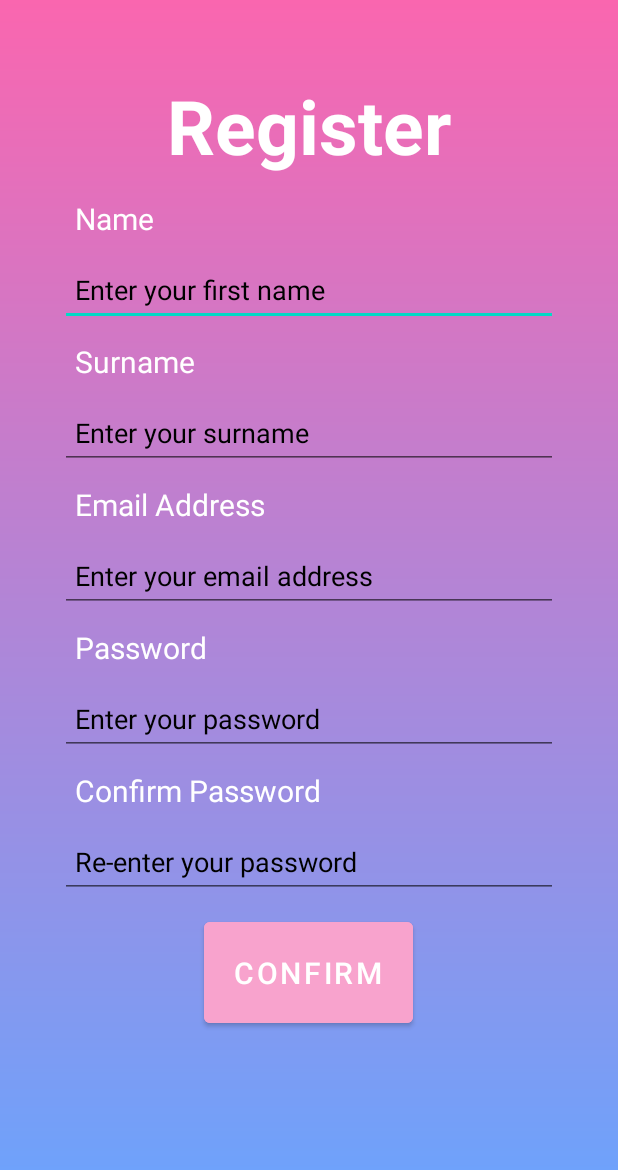
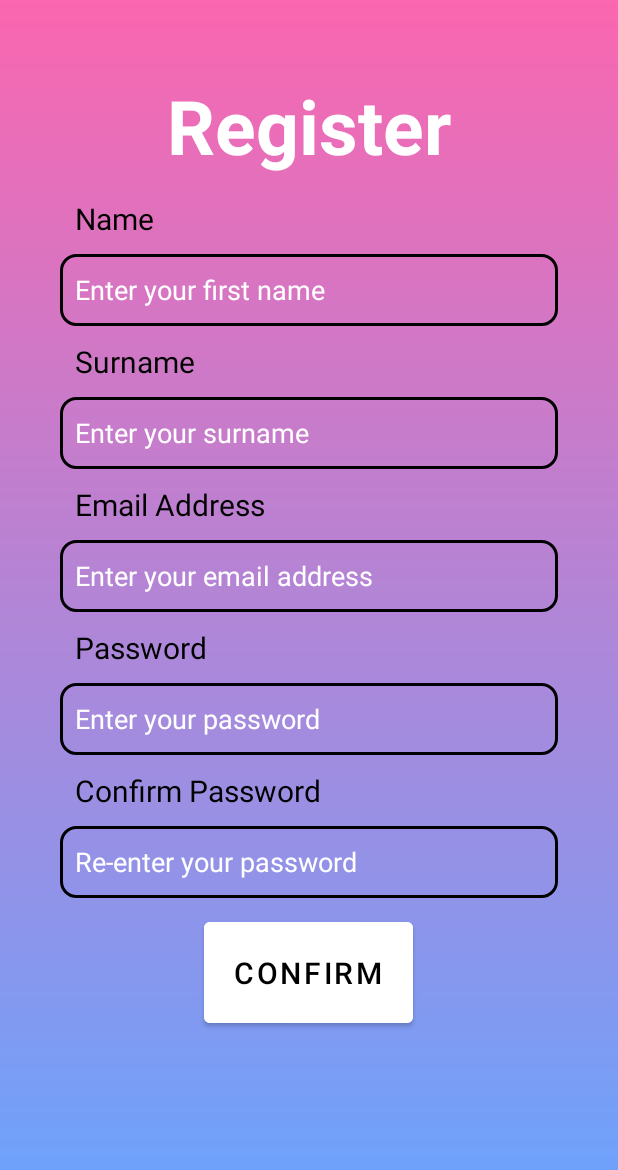
Before and after one commit to LucyZachos/The-Sustainable-Spoonful, an Android app: the RegisterActivity screen opened directly, with no data from a screen before it, on a phone screen of 412 x 824 dp. Shown: the top 1170 px of the screen. Run offline under Robolectric (Android 15) with nearby library versions, the phone set to English and light mode, and no system bars.

Commit message:
Changed the style and added the borders to register.

```diff
--- a/SustainableSpoonfulApp/app/src/main/java/com/example/sustainablespoonfulapp/DiscountActivity.java
+++ b/SustainableSpoonfulApp/app/src/main/java/com/example/sustainablespoonfulapp/DiscountActivity.java
@@ -1,4 +1,14 @@
 package com.example.sustainablespoonfulapp;
 
-public class DiscountActivity {
+import android.os.Bundle;
+
+import androidx.appcompat.app.AppCompatActivity;
+
+public class DiscountActivity extends AppCompatActivity {
+
+    @Override
+    protected void onCreate(Bundle savedInstanceState) {
+        super.onCreate(savedInstanceState);
+        setContentView(R.layout.activity_discount);
+    }
 }
--- a/SustainableSpoonfulApp/app/src/main/res/layout/activity_discount.xml
+++ b/SustainableSpoonfulApp/app/src/main/res/layout/activity_discount.xml
@@ -36,4 +36,19 @@
         android:textColor="@color/black"
         android:textSize="30sp"
         android:textStyle="bold" />
+
+    <!--Box 1: Checkers availability-->
+    <TextView
+        android:id="@+id/discounts_box_checkers"
+        android:layout_width="match_parent"
+        android:layout_height="wrap_content"
+        android:layout_marginStart="50sp"
+        android:layout_marginTop="150sp"
+        android:layout_marginEnd="50sp"
+        android:layout_marginBottom="50sp"
+        android:gravity="center"
+        android:text="@string/discount_subheading"
+        android:textColor="@color/black"
+        android:textSize="30sp"
+        android:textStyle="bold" />
 </RelativeLayout>
--- a/SustainableSpoonfulApp/app/src/main/res/layout/activity_register.xml
+++ b/SustainableSpoonfulApp/app/src/main/res/layout/activity_register.xml
@@ -30,11 +30,12 @@
         android:layout_width="wrap_content"
         android:layout_height="wrap_content"
         android:text="@string/register_name_label"
-        android:textColor="@color/white"
+        android:textColor="@color/black"
         android:textSize="20sp"
         android:padding="10sp"
         android:layout_marginStart="40sp"
-        android:layout_marginTop="-45sp"/>
+        android:layout_marginTop="-45sp"
+        />
 
     <!--Name Text Box-->
     <EditText
@@ -46,9 +47,10 @@
         android:layout_marginRight="40sp"
         android:hint="@string/register_name_placeholder"
         android:padding="10sp"
-        android:textColor="@color/white"
-        android:textColorHint="@color/black"
-        tools:ignore="Autofill,TextContrastCheck,TextFields" />
+        android:textColor="@color/black"
+        android:textColorHint="@color/white"
+        tools:ignore="Autofill,TextContrastCheck,TextFields"
+        android:background="@drawable/input_border"/>
 
     <!--Surname Label-->
     <TextView
@@ -57,7 +59,7 @@
         android:layout_height="wrap_content"
         android:layout_below="@+id/register_name_text"
         android:text="@string/register_surname_label"
-        android:textColor="@color/white"
+        android:textColor="@color/black"
         android:textSize="20sp"
         android:padding="10sp"
         android:layout_marginStart="40sp"/>
@@ -72,9 +74,10 @@
         android:layout_marginRight="40sp"
         android:hint="@string/register_surname_placeholder"
         android:padding="10sp"
-        android:textColor="@color/white"
-        android:textColorHint="@color/black"
-        tools:ignore="Autofill,TextContrastCheck,TextFields" />
+        android:textColor="@color/black"
+        android:textColorHint="@color/white"
+        tools:ignore="Autofill,TextContrastCheck,TextFields"
+        android:background="@drawable/input_border"/>
 
     <!--Email Address Label-->
     <TextView
@@ -83,7 +86,7 @@
         android:layout_height="wrap_content"
         android:layout_below="@+id/register_surname_text"
         android:text="@string/register_email_address_label"
-        android:textColor="@color/white"
+        android:textColor="@color/black"
         android:textSize="20sp"
         android:padding="10sp"
         android:layout_marginStart="40sp"/>
@@ -98,9 +101,10 @@
         android:layout_marginRight="40sp"
         android:hint="@string/register_email_address_placeholder"
         android:padding="10sp"
-        android:textColor="@color/white"
-        android:textColorHint="@color/black"
-        tools:ignore="Autofill,TextContrastCheck,TextFields" />
+        android:textColor="@color/black"
+        android:textColorHint="@color/white"
+        tools:ignore="Autofill,TextContrastCheck,TextFields"
+        android:background="@drawable/input_border"/>
 
     <!--Password Label-->
     <TextView
@@ -109,10 +113,11 @@
         android:layout_height="wrap_content"
         android:layout_below="@+id/register_email_address_text"
         android:text="@string/register_password_label"
-        android:textColor="@color/white"
+        android:textColor="@color/black"
         android:textSize="20sp"
         android:padding="10sp"
-        android:layout_marginStart="40sp"/>
+        android:layout_marginStart="40sp"
+        />
 
     <!--Password Text Box-->
     <EditText
@@ -124,9 +129,10 @@
         android:layout_marginRight="40sp"
         android:hint="@string/register_password_placeholder"
         android:padding="10sp"
-        android:textColor="@color/white"
-        android:textColorHint="@color/black"
-        tools:ignore="Autofill,TextContrastCheck,TextFields" />
+        android:textColor="@color/black"
+        android:textColorHint="@color/white"
+        tools:ignore="Autofill,TextContrastCheck,TextFields"
+        android:background="@drawable/input_border"/>
 
     <!--Confirm Password Label-->
     <TextView
@@ -135,7 +141,7 @@
         android:layout_height="wrap_content"
         android:layout_below="@+id/register_password_text"
         android:text="@string/register_confirm_password_label"
-        android:textColor="@color/white"
+        android:textColor="@color/black"
         android:textSize="20sp"
         android:padding="10sp"
         android:layout_marginStart="40sp"/>
@@ -151,8 +157,9 @@
         android:hint="@string/register_confirm_password_placeholder"
         android:padding="10sp"
         android:textColor="@color/white"
-        android:textColorHint="@color/black"
-        tools:ignore="Autofill,TextContrastCheck,TextFields" />
+        android:textColorHint="@color/white"
+        tools:ignore="Autofill,TextContrastCheck,TextFields"
+        android:background="@drawable/input_border"/>
 
     <!--Confirm Button-->
     <Button
@@ -162,7 +169,8 @@
         android:layout_below="@+id/register_confirm_password_text"
         android:text="@string/register_confirmBtn"
         android:textSize="20sp"
-        android:backgroundTint="@color/pink"
+        android:textColor="@color/black"
+        android:backgroundTint="@color/white"
         android:layout_centerHorizontal="true"
         android:layout_margin="10sp"
         android:padding="20sp" />
```
